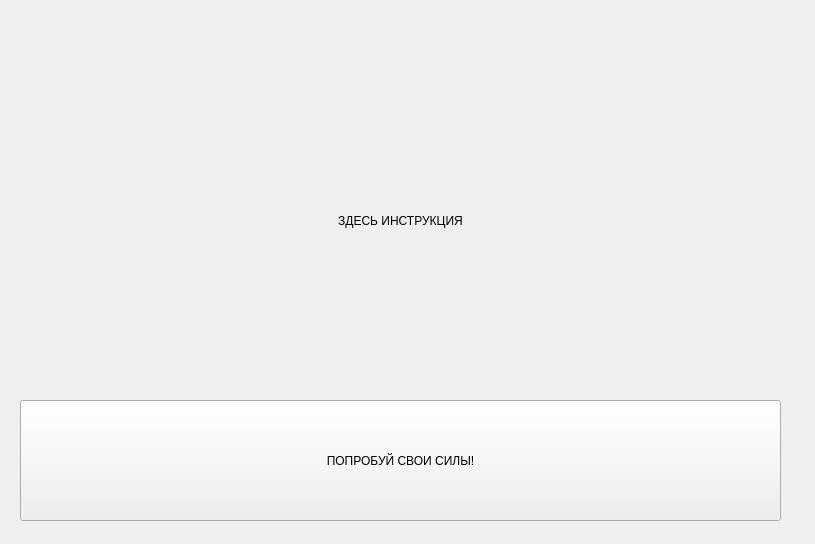
The window that startquizwidget.ui (sinfillo/SpeakSavvy) describes before a commit, drawn with Qt 5.
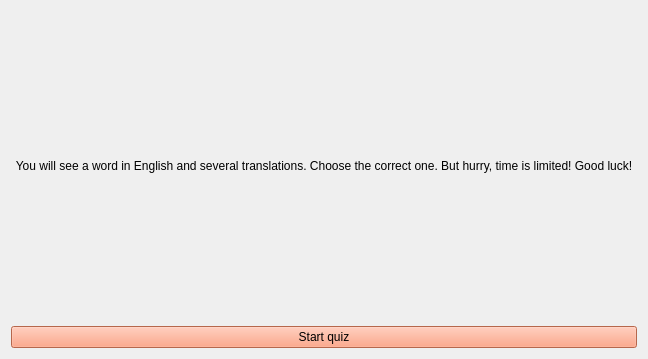
The same window after the commit.

Commit message: words fom db + revision widget + some changes in ui

```diff
--- a/startquizwidget.ui
+++ b/startquizwidget.ui
@@ -6,48 +6,45 @@
    <rect>
     <x>0</x>
     <y>0</y>
-    <width>815</width>
-    <height>544</height>
+    <width>648</width>
+    <height>359</height>
    </rect>
   </property>
   <property name="windowTitle">
    <string>Form</string>
   </property>
-  <widget class="QPushButton" name="startQuizButton">
-   <property name="geometry">
-    <rect>
-     <x>20</x>
-     <y>400</y>
-     <width>761</width>
-     <height>121</height>
-    </rect>
-   </property>
-   <property name="styleSheet">
-    <string notr="true">font: 24pt &quot;Academy Engraved LET&quot;;</string>
-   </property>
-   <property name="text">
-    <string>ПОПРОБУЙ СВОИ СИЛЫ!</string>
-   </property>
-  </widget>
+  <layout class="QGridLayout" name="gridLayout">
+   <item row="0" column="0">
   <widget class="QLabel" name="instructionLabel">
-   <property name="geometry">
-    <rect>
-     <x>30</x>
-     <y>70</y>
-     <width>741</width>
-     <height>301</height>
-    </rect>
+     <property name="whatsThis">
+      <string>&lt;html&gt;&lt;head/&gt;&lt;body&gt;&lt;p&gt;You will see a word in English and several translations.&lt;/p&gt;&lt;p&gt;Choose the correct one. &lt;/p&gt;&lt;p&gt;But hurry, time is limited!&lt;/p&gt;&lt;/body&gt;&lt;/html&gt;</string>
    </property>
    <property name="styleSheet">
     <string notr="true">font: 36pt &quot;Academy Engraved LET&quot;;</string>
    </property>
    <property name="text">
-    <string>ЗДЕСЬ ИНСТРУКЦИЯ</string>
+      <string>You will see a word in English and several translations. Choose the correct one. But hurry, time is limited! Good luck!</string>
    </property>
    <property name="alignment">
     <set>Qt::AlignCenter</set>
    </property>
-  </widget>
+     <property name="wordWrap">
+      <bool>true</bool>
+     </property>
+    </widget>
+   </item>
+   <item row="1" column="0">
+    <widget class="QPushButton" name="startQuizButton">
+     <property name="styleSheet">
+      <string notr="true">font: 24pt &quot;PT Mono&quot;;
+background-color: rgb(255, 144, 106);</string>
+     </property>
+     <property name="text">
+      <string>Start quiz</string>
+     </property>
+    </widget>
+   </item>
+  </layout>
  </widget>
  <resources/>
  <connections/>
```
Left out of the diff: 2 changed lines with no effect on the pictures. Lines whose indentation alone changed are shown as unchanged. The commit also changes 40 other files.
